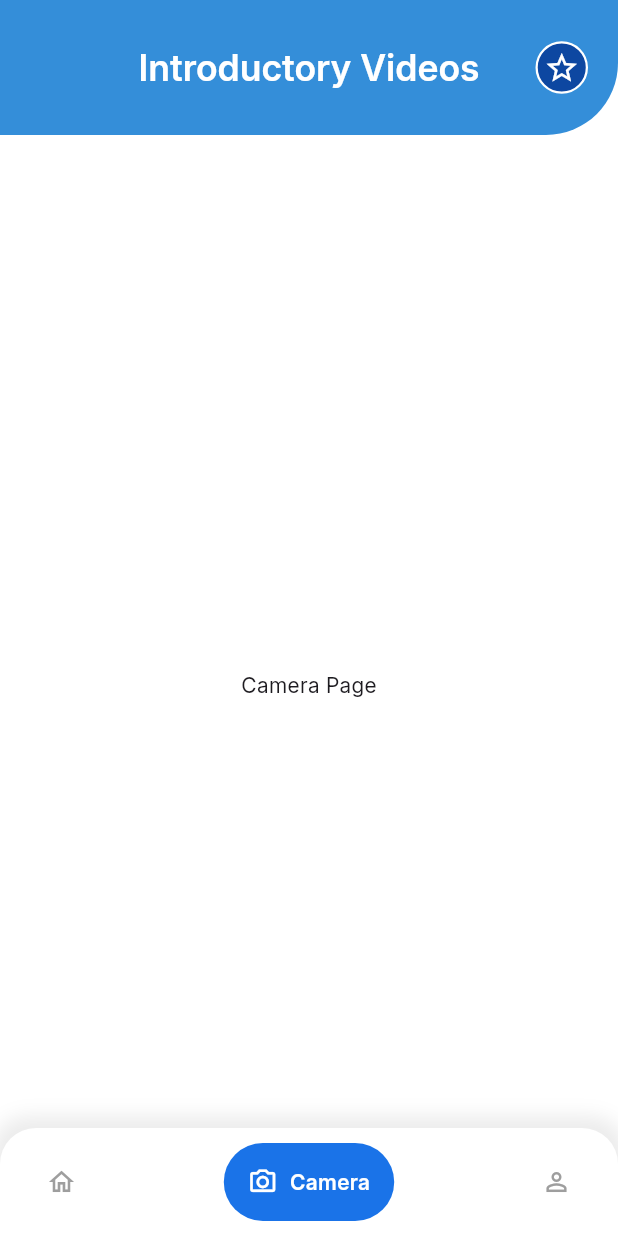
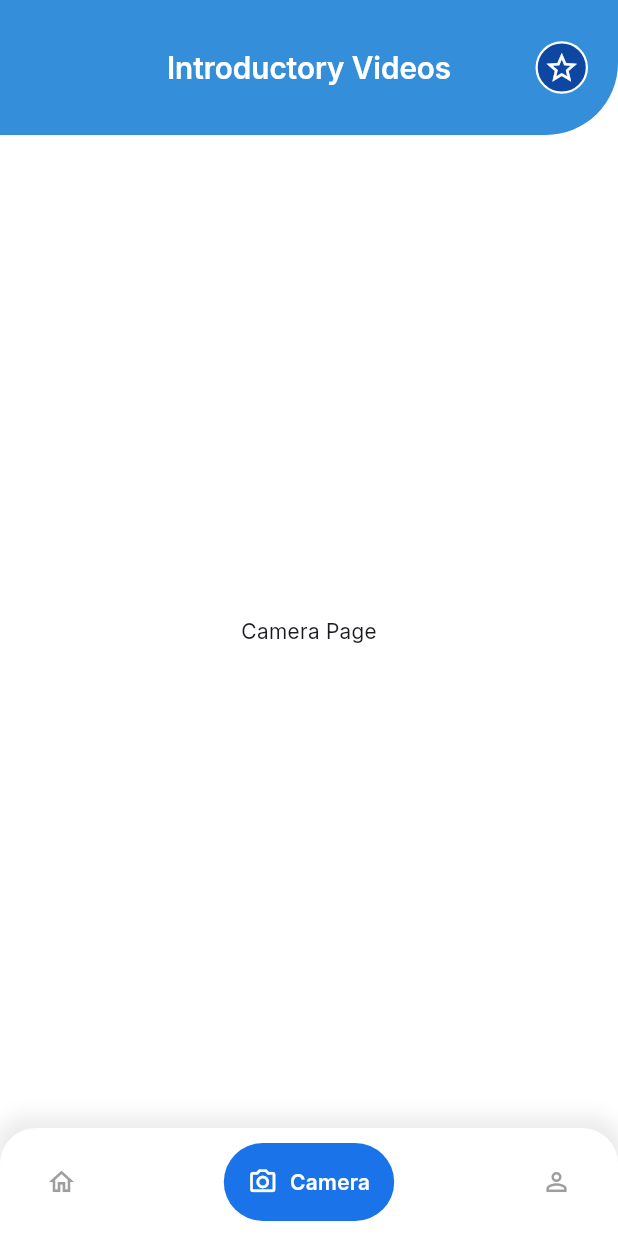
Before and after one commit to muhamednizar/Ishara, a Flutter app: the HomeView screen opened by its route, item 2 of the bottom bar chosen, on a phone screen of 412 x 824 dp. Run offline on Flutter 3.47's test engine with Material 3 defaults, Android fonts, the phone set to English and light mode, and no system bars; drawn by our look-alikes of google_nav_bar; our stand-ins replace flutter_svg, smooth_page_indicator; network calls fail.

Commit message:
home ui and favourite ui done

```diff
--- a/lib/core/widgets/custom_app_bar.dart
+++ b/lib/core/widgets/custom_app_bar.dart
@@ -3,6 +3,8 @@ import 'package:ishara/core/utils/app_text_style.dart';
 
 AppBar buildAppBar(BuildContext context, {required String text, bool isBack = true}) {
     return AppBar(
+
+      backgroundColor: Colors.transparent,
       centerTitle: true,
       title: Text(text,style: TextStyles.semiBold24,),
       leading: isBack ? IconButton(
--- a/lib/core/widgets/custom_home_app_bar.dart
+++ b/lib/core/widgets/custom_home_app_bar.dart
@@ -1,11 +1,14 @@
 import 'package:flutter/material.dart';
 import 'package:ishara/core/utils/app_text_style.dart';
+import 'package:ishara/features/home/presentation/views/fav_videos_view.dart';
 
-AppBar buildCustomHomeAppBar({bool isBack = true, required BuildContext context}) {
+AppBar buildCustomHomeAppBar(
+    {bool isBack = true, bool isFav = false, required BuildContext context, String? title}) {
   return AppBar(
     automaticallyImplyLeading: false,
     leadingWidth: 70,
-      leading: isBack ? Align(
+    leading: isBack
+        ? Align(
             alignment: Alignment.centerLeft,
             child: GestureDetector(
               onTap: () {
@@ -25,13 +28,17 @@ AppBar buildCustomHomeAppBar({bool isBack = true, required BuildContext context}
                 ),
               ),
             ),
-      ):SizedBox.shrink(),
+          )
+        : SizedBox.shrink(),
     title: Text(
       'Introductory Videos',
-        style: TextStyles.semiBold24.copyWith(color: Colors.white),
+      style: MediaQuery.of(context).size.width > 600
+          ? TextStyles.semiBold24.copyWith(color: Colors.white)
+          : TextStyles.semiBold24.copyWith(color: Colors.white, fontSize: 20),
     ),
     actions: [
-        Container(
+      isFav
+          ? Container(
               width: 35,
               height: 35,
               margin: EdgeInsets.only(right: 20),
@@ -42,13 +49,16 @@ AppBar buildCustomHomeAppBar({bool isBack = true, required BuildContext context}
               ),
               child: Center(
                 child: IconButton(
-              onPressed: () {},
+                  onPressed: () {
+                    Navigator.pushNamed(context, FavVideosView.routeName);
+                  },
                   icon: Icon(Icons.star_border, color: Colors.white),
                   padding: EdgeInsets.zero,
                   constraints: BoxConstraints(),
                 ),
               ),
-        ),
+            )
+          : SizedBox.shrink(),
     ],
     toolbarHeight: 90,
     shape: RoundedRectangleBorder(
--- a/lib/features/home/presentation/views/home_view.dart
+++ b/lib/features/home/presentation/views/home_view.dart
@@ -2,7 +2,7 @@ import 'package:flutter/material.dart';
 import 'package:google_nav_bar/google_nav_bar.dart';
 import 'package:ishara/core/utils/app_color.dart';
 import 'package:ishara/core/widgets/custom_home_app_bar.dart';
-import 'package:ishara/features/home/presentation/views/widget/home_view_body.dart';
+import 'package:ishara/features/home/presentation/views/widgets/home_view_body.dart';
 
 class HomeView extends StatefulWidget {
   const HomeView({super.key});
@@ -24,10 +24,7 @@ class _HomeViewState extends State<HomeView> {
   @override
   Widget build(BuildContext context) {
     return Scaffold(
-      // 1. هذه الخاصية تجعل المحتوى يملأ الشاشة خلف البار (مهم لجمال التصميم)
-      extendBody: true,
-
-      appBar: buildCustomHomeAppBar(isBack: false, context: context),
+      appBar: buildCustomHomeAppBar(isBack: false, isFav: true, context: context),
       body: _pages[_selectedIndex],
 
       bottomNavigationBar: Container(
--- a/lib/features/home/presentation/views/widget/home_view_body.dart
+++ b/lib/features/home/presentation/views/widgets/home_view_body.dart
@@ -1,6 +1,6 @@
 import 'package:flutter/material.dart';
 import 'package:ishara/core/utils/app_text_style.dart';
-import 'package:ishara/features/home/presentation/views/widget/video_item.dart';
+import 'package:ishara/features/home/presentation/views/widgets/video_item.dart';
 
 class HomeViewBody extends StatelessWidget {
   const HomeViewBody({super.key});
--- a/lib/main.dart
+++ b/lib/main.dart
@@ -17,6 +17,7 @@ class IsharaApp extends StatelessWidget {
           backgroundColor: AppColors.primaryColorLight,
           elevation: 0,
           centerTitle: true,
+
         ),
         scaffoldBackgroundColor: Colors.white,
         fontFamily: 'Inter',
```
Also changed, not shown: lib/core/helper_functions/on_generate_routes.dart (+12 -0 lines), lib/features/home/presentation/views/fav_videos_view.dart (added, +15 -0 lines), lib/features/home/presentation/views/widgets/fav_videos_view_body.dart (added, +23 -0 lines), lib/features/home/presentation/views/widgets/video_item.dart (renamed from lib/features/home/presentation/views/widget/video_item.dart). Lines whose indentation alone changed are shown as unchanged.
